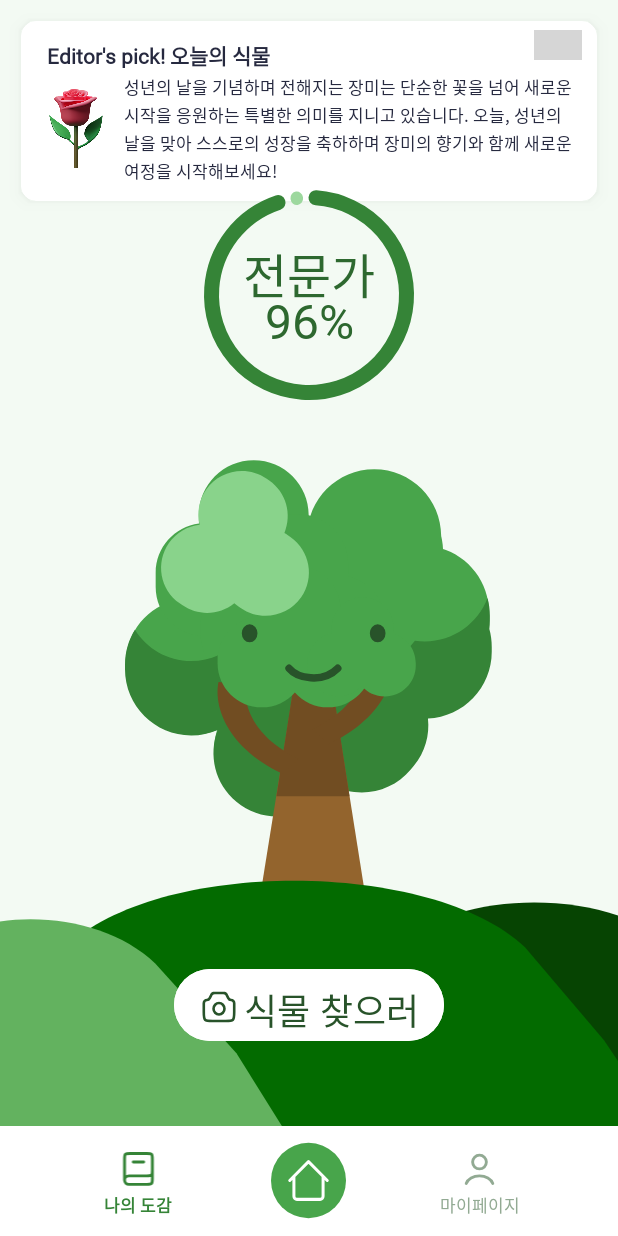
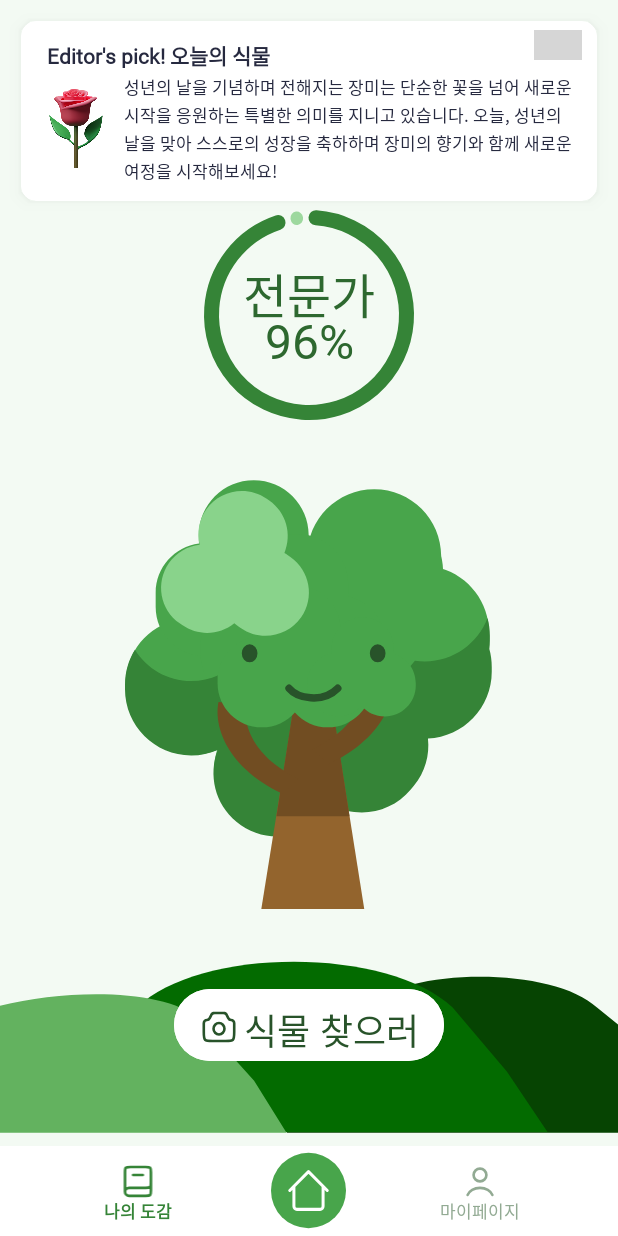
Before and after one commit to chaeminyu/android-shick-jip, an Android app: the HomeActivity screen opened directly, with no data from a screen before it, on a phone screen of 412 x 824 dp. Run offline under Robolectric (Android 15) with nearby library versions, the phone set to English and light mode, and no system bars; libraries missing offline, so code that uses them is left out: me.relex.circleindicator; plain views replace CircleIndicator3; Roboto replaces fonts that are not available here; 2 statements that could not run were skipped; grey boxes are pictures that could not be loaded.

Commit message:
chore: asset 해상도 수정

```diff
--- a/app/src/main/res/drawable/home_hill.xml
+++ b/app/src/main/res/drawable/home_hill.xml
@@ -1,15 +1,15 @@
 <vector xmlns:android="http://schemas.android.com/apk/res/android"
     android:width="412dp"
-    android:height="186dp"
+    android:height="135dp"
     android:viewportWidth="412"
-    android:viewportHeight="186">
+    android:viewportHeight="135">
   <path
-      android:pathData="M189.04,187.8L264.27,66.77C305.29,26.79 407.32,27.19 449.07,66.77L508,186.85"
+      android:pathData="M191.02,126.2L242.79,42.92C271.01,15.41 369.27,15.68 398,42.92L502,126.2"
       android:fillColor="#064402"/>
   <path
-      android:pathData="M-55.67,186.99L44,66.77C104.96,7.37 287.95,7.96 350,66.77L402.69,128.82L441.9,186.99"
+      android:pathData="M22.63,125.65L91.22,42.92C133.16,2.04 259.08,2.45 301.78,42.92L338.04,85.61L365.01,125.65"
       android:fillColor="#036B00"/>
   <path
-      android:pathData="M-145.96,187.8L-63.61,78.45C-22.59,38.47 61.75,38.06 103.5,77.64L157.64,137.5L189.04,187.8"
+      android:pathData="M-114,126.2L-39.5,60C-11.27,32.49 103.43,23.16 132.16,50.4L169.41,91.59L191.02,126.2"
       android:fillColor="#63B25F"/>
 </vector>
--- a/app/src/main/res/layout/activity_home.xml
+++ b/app/src/main/res/layout/activity_home.xml
@@ -21,14 +21,14 @@
     <com.google.android.material.bottomnavigation.BottomNavigationView
         android:id="@+id/bottom_navigation_view"
         android:layout_width="match_parent"
-        android:layout_height="73dp"
+        android:layout_height="60dp"
         android:background="@color/white"
         android:paddingHorizontal="35dp"
-        android:paddingVertical="6dp"
+        android:paddingVertical="2dp"
         style="@style/BottomNavigationViewNoRipple"
         app:itemBackground="@drawable/ripple_home_button"
         app:menu="@menu/home_bottom_menu"
-        app:itemIconSize="28.8dp"
+        app:itemIconSize="26.8dp"
         app:itemIconTint="@color/bottom_nav_item_color"
         app:itemTextColor="@color/bottom_nav_item_color"
         app:itemHorizontalTranslationEnabled="false"
```
Also changed, not shown: app/src/main/java/com/example/shickjip/CameraActivity.kt (+27 -0 lines), app/src/main/res/drawable/ic_flash_off.xml (added, +13 -0 lines), app/src/main/res/drawable/ic_switch_camera.xml (added, +13 -0 lines), app/src/main/res/layout/activity_camera.xml (+18 -11 lines), app/src/main/res/drawable/camera_background.png, app/src/main/res/drawable/ic_back.png, app/src/main/res/drawable/ic_flash_off.png (deleted), app/src/main/res/drawable/ic_plant.png, app/src/main/res/drawable/ic_switch_camera.png (deleted).
